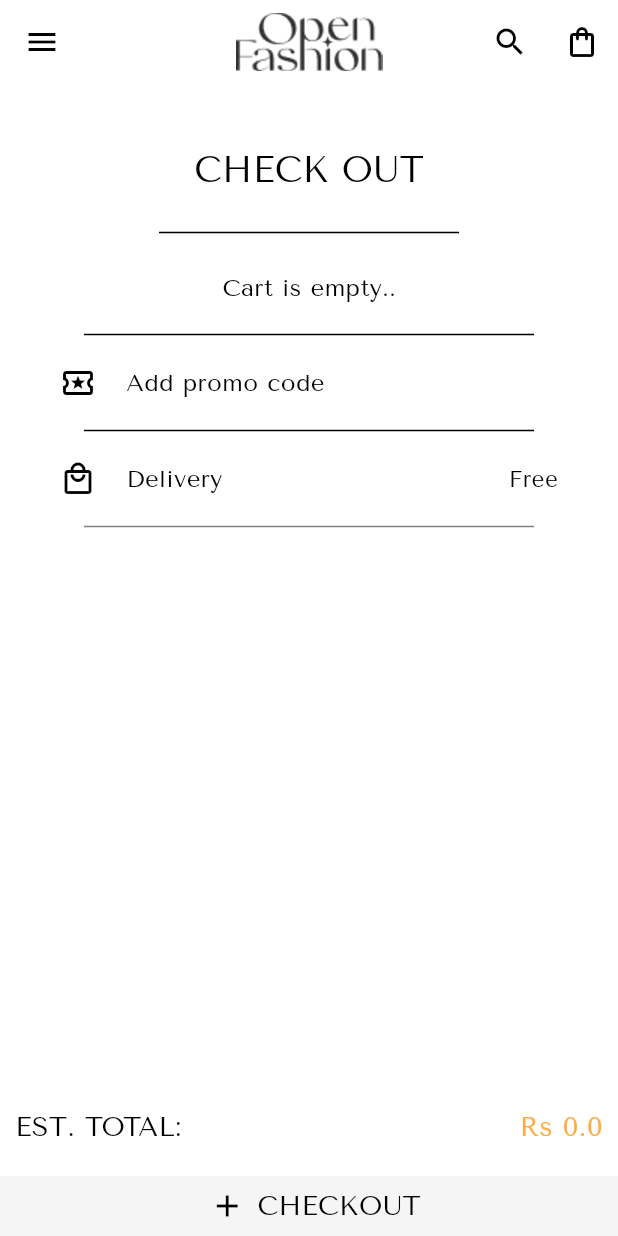
After one commit to UmerMujtaba/Zara_Clothing_Brand_App, a Flutter app: the CheckoutScreen screen opened directly, on a phone screen of 412 x 824 dp. The commit adds this screen. Run offline on Flutter 3.47's test engine with Material 3 defaults, Android fonts, the phone set to English and light mode, and no system bars; our stand-ins replace cloud_firestore, firebase_auth, firebase_core, firebase_messaging, firebase_storage, fl_chart and 9 more; missing offline and left inert: flutter_email_sender, mailer; accounts and stored records are empty.

Commit message:
cart screen and checkout screen implemented

```diff
--- a/lib/model/cart.dart
+++ b/lib/model/cart.dart
@@ -51,6 +51,10 @@ class CartNotifier extends StateNotifier<List<CartItem>> {
     state = [];
   }
 
+  double get totalPrice {
+    return state.fold(0, (sum, item) => sum + item.totalPrice);
+  }
+
   void updateQuantity(CartItem item, int newQuantity) {
     state = state.map((cartItem) {
       if (cartItem == item) {
--- a/lib/model/product.dart
+++ b/lib/model/product.dart
@@ -1,4 +1,3 @@
-
 class Product {
   final String id;
   final String name;
@@ -8,8 +7,7 @@ class Product {
   final String imageUrl;
   final String timestamp;
 
-
-  Product( {
+  Product({
     required this.id,
     required this.name,
     required this.price,
@@ -41,7 +39,7 @@ class Product {
       description: map['description'] ?? '',
       tag: map['tag'] ?? '',
       imageUrl: map['imageUrl'] ?? '',
-      timestamp: map['timestamp'] ??'',
+      timestamp: map['timestamp'] ?? '',
     );
   }
 
--- a/lib/user_side/components/app_bar.dart
+++ b/lib/user_side/components/app_bar.dart
@@ -1,9 +1,11 @@
 import 'package:flutter/material.dart';
 import 'package:flutter_riverpod/flutter_riverpod.dart';
+import 'package:zara/user_side/screens/check_out_screen.dart';
 import '../../model/cart.dart';
 import '../../providers/providers.dart';
 import '../screens/cart_screen.dart';
 
+//${cartItem.totalPrice}
 class myAppbar extends ConsumerWidget implements PreferredSizeWidget {
   const myAppbar({Key? key}) : super(key: key);
 
@@ -22,7 +24,7 @@ class myAppbar extends ConsumerWidget implements PreferredSizeWidget {
         : 'assets/images/Logo (1).png';
 
     return AppBar(
-      automaticallyImplyLeading: false,
+      // automaticallyImplyLeading: false,
       backgroundColor: Colors.transparent,
       title: Image.asset(
         imageAsset,
@@ -43,7 +45,7 @@ class myAppbar extends ConsumerWidget implements PreferredSizeWidget {
                 Navigator.push(
                   context,
                   MaterialPageRoute(
-                    builder: (context) => const CartPage(),
+                    builder: (context) => CartScreen(),
                   ),
                 );
               },
--- a/lib/user_side/components/constants.dart
+++ b/lib/user_side/components/constants.dart
@@ -10,7 +10,6 @@ const String address = 'Address';
 const String country = 'Country';
 const String city = 'City';
 const String postalCode = 'Postal Code';
-
 const String register = 'Register';
 const String socialLogin = 'Social Logins';
 const String forgotPassword = 'Forgot Password?';
@@ -45,6 +44,14 @@ const String yes = 'Yes';
 const String no = 'No';
 const String name = 'Name';
 const String goToCheckout = 'Go To Checkout';
+const String addPromoCode = 'Add promo code';
+const String delivery = 'Delivery';
+const String cart = 'CART';
+const String youHaveNoItemsInYourShoppingBag =
+    'You have no items in your shopping bag.';
+const String free = 'Free';
+const String cartIsEmpty = 'Cart is empty..';
+
 const String payNow = 'Pay Now';
 const String checkOut = 'CHECK OUT';
 const String settings = 'Settings';
--- /dev/null
+++ b/lib/user_side/components/gesture_detector.dart
@@ -0,0 +1,34 @@
+import 'package:flutter/material.dart';
+
+class RandomGestureDetector extends StatelessWidget {
+  final String? name;
+
+  RandomGestureDetector({
+    super.key,
+    this.name,
+  });
+
+  @override
+  Widget build(BuildContext context) {
+    return Container(
+        color: Theme.of(context).colorScheme.secondary,
+        child: Row(
+          mainAxisAlignment: MainAxisAlignment.center,
+          children: [
+            Padding(
+              padding: EdgeInsets.all(8.0),
+              child: Icon(
+                Icons.add,
+                color: Theme.of(context).colorScheme.inversePrimary,
+              ),
+            ),
+            Text(name!,
+                style: TextStyle(
+                  fontFamily: 'TenorSans',
+                  fontSize: 18,
+                  color: Theme.of(context).colorScheme.inversePrimary,
+                )),
+          ],
+        ));
+  }
+}
--- /dev/null
+++ b/lib/user_side/screens/check_out_screen.dart
@@ -0,0 +1,223 @@
+import 'package:flutter/material.dart';
+import 'package:flutter_riverpod/flutter_riverpod.dart';
+import 'package:fluttertoast/fluttertoast.dart'; // Import fluttertoast package
+import 'package:gap/gap.dart';
+import 'package:zara/model/cart.dart';
+import 'package:zara/user_side/components/app_bar.dart';
+import 'package:zara/user_side/components/textss.dart';
+import 'package:zara/user_side/screens/payment_screen.dart';
+import '../../model/product.dart';
+import '../../providers/providers.dart';
+import '../components/gesture_detector.dart';
+import '../components/button.dart';
+import '../components/cart_tile.dart';
+import '../components/constants.dart';
+import '../components/drawer.dart';
+import '../components/line.dart';
+import '../components/quantity_selector.dart';
+import '../components/toasts.dart';
+
+class CheckoutScreen extends ConsumerWidget {
+  const CheckoutScreen({super.key});
+
+  @override
+  Widget build(BuildContext context, WidgetRef ref) {
+    final cart = ref.watch(cartProvider);
+    final totalPrice = ref
+        .watch(cartProvider.notifier.select((notifier) => notifier.totalPrice));
+
+    return Scaffold(
+      backgroundColor: Theme.of(context).colorScheme.surface,
+      appBar: myAppbar(),
+      drawer: const MyTabbedDrawer(),
+      body: Column(
+        children: [
+          Expanded(
+            child: SingleChildScrollView(
+              child: Column(
+                children: [
+                  Padding(
+                    padding: const EdgeInsets.only(left: 10, right: 10),
+                    child: Column(
+                      children: [
+                        Gap(40),
+                        TextWidget(
+                          size: 24,
+                          text: checkOut,
+                          color: Theme.of(context).colorScheme.inversePrimary,
+                          fontFamily: 'TenorSans',
+                        ),
+                        CustomPaint(
+                          size: const Size(200, 50), // Adjust size as needed
+                          painter: LineWithDiamondPainter(
+                              lineColor:
+                                  Theme.of(context).colorScheme.inversePrimary),
+                        ),
+
+                        // List of cart items
+                        if (cart.isEmpty)
+                          Center(
+                            child: Text(
+                              cartIsEmpty,
+                              style: TextStyle(
+                                fontFamily: 'TenorSans',
+                                color: Theme.of(context)
+                                    .colorScheme
+                                    .inversePrimary,
+                                fontSize: 16,
+                              ),
+                            ),
+                          )
+                        else
+                          ListView.builder(
+                            shrinkWrap: true,
+                            physics: NeverScrollableScrollPhysics(),
+                            itemCount: cart.length,
+                            itemBuilder: (context, index) {
+                              final cartItem = cart[index];
+                              return MyCartTile(cartItem: cartItem);
+                            },
+                          ),
+                        CustomPaint(
+                          size: const Size(300, 40), // Adjust size as needed
+                          painter: LineWithDiamondPainter(
+                              lineColor:
+                                  Theme.of(context).colorScheme.inversePrimary),
+                        ),
+                        Row(
+                          children: [
+                            Padding(
+                              padding: const EdgeInsets.only(left: 30.0),
+                              child: Icon(
+                                Icons.local_activity_outlined,
+                                color: Theme.of(context)
+                                    .colorScheme
+                                    .inversePrimary,
+                              ),
+                            ),
+                            Gap(20),
+                            GestureDetector(
+                              onTap: () {},
+                              child: TextWidget(
+                                size: 16,
+                                text: addPromoCode,
+                                color: Theme.of(context)
+                                    .colorScheme
+                                    .inversePrimary,
+                                fontFamily: 'TenorSans',
+                              ),
+                            )
+                          ],
+                        ),
+                        CustomPaint(
+                          size: const Size(300, 40), // Adjust size as needed
+                          painter: LineWithDiamondPainter(
+                              lineColor:
+                                  Theme.of(context).colorScheme.inversePrimary),
+                        ),
+                        Row(
+                          mainAxisAlignment: MainAxisAlignment.spaceBetween,
+                          children: [
+                            Row(
+                              children: [
+                                Padding(
+                                  padding: const EdgeInsets.only(left: 30.0),
+                                  child: Icon(
+                                    Icons.local_mall_outlined,
+                                    color: Theme.of(context)
+                                        .colorScheme
+                                        .inversePrimary,
+                                  ),
+                                ),
+                                Gap(20),
+                                GestureDetector(
+                                  onTap: () {},
+                                  child: TextWidget(
+                                    size: 16,
+                                    text: delivery,
+                                    color: Theme.of(context)
+                                        .colorScheme
+                                        .inversePrimary,
+                                    fontFamily: 'TenorSans',
+                                  ),
+                                ),
+                              ],
+                            ),
+                            Padding(
+                              padding: const EdgeInsets.only(right: 30.0),
+                              child: TextWidget(
+                                size: 15,
+                                text: free,
+                                color: Theme.of(context)
+                                    .colorScheme
+                                    .inversePrimary,
+                                fontFamily: 'TenorSans',
+                              ),
+                            )
+                          ],
+                        ),
+                        CustomPaint(
+                          size: const Size(300, 40), // Adjust size as needed
+                          painter: LineWithDiamondPainter(
+                              lineColor: Theme.of(context)
+                                  .colorScheme
+                                  .inversePrimary
+                                  .withOpacity(0.5)),
+                        ),
+                      ],
+                    ),
+                  ),
+                ],
+              ),
+            ),
+          ),
+          if (cart.isEmpty) Spacer(),
+          Column(
+            children: [
+              Padding(
+                padding: const EdgeInsets.only(left: 10, right: 10),
+                child: Row(
+                  mainAxisAlignment: MainAxisAlignment.spaceBetween,
+                  children: [
+                    TextWidget(
+                      size: 18,
+                      text: 'EST. TOTAL:',
+                      color: Theme.of(context).colorScheme.inversePrimary,
+                      fontFamily: 'TenorSans',
+                    ),
+                    TextWidget(
+                      size: 18,
+                      text: 'Rs ${totalPrice}',
+                      color: Colors.orangeAccent,
+                      fontFamily: 'TenorSans',
+                    ),
+                  ],
+                ),
+              ),
+              Gap(20),
+              GestureDetector(
+                onTap: () {
+                  if (cart.isEmpty) {
+                    // Show toast if the cart is empty
+                    toastBasicRed('Cart is Empty');
+                  } else {
+                    // Navigate to payment page if the cart is not empty
+                    Navigator.push(
+                      context,
+                      MaterialPageRoute(
+                        builder: (context) => const PaymentPage(),
+                      ),
+                    );
+                  }
+                },
+                child: RandomGestureDetector(
+                  name: 'CHECKOUT',
+                ),
+              ),
+            ],
+          ),
+        ],
+      ),
+    );
+  }
+}
```
Also changed, not shown: lib/user_side/components/add_to_basket.dart (deleted, +0 -34 lines), lib/user_side/components/cart_tile.dart (added, +72 -0 lines), lib/user_side/components/quantity_selector.dart (+23 -34 lines), lib/user_side/screens/cart_screen.dart (+123 -135 lines), lib/user_side/screens/product_page.dart (+8 -5 lines), lib/web_admin_panel/services/firebase_service.dart (+4 -16 lines).
